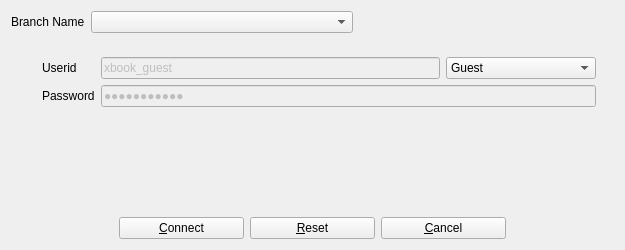
This is UI/biblioteq_branch_s.ui in textbrowser/biblioteq as Qt 5 draws it before an edit. The edited form follows.
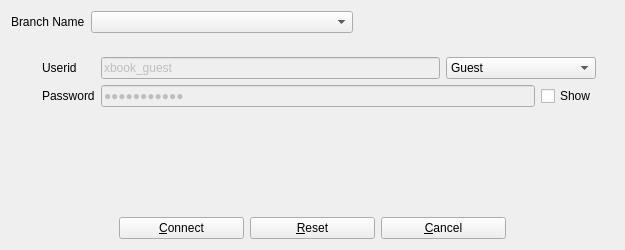
This is the edited form. The open tabs and pages were chosen to show the change. Icons and pictures are not drawn.

Commit message: Show password.

What changed in the file:
```diff
--- a/UI/biblioteq_branch_s.ui
+++ b/UI/biblioteq_branch_s.ui
@@ -184,6 +184,8 @@
            </widget>
           </item>
           <item row="1" column="2">
+           <layout class="QHBoxLayout" name="horizontalLayout">
+            <item>
            <widget class="QLineEdit" name="password">
             <property name="enabled">
              <bool>false</bool>
@@ -199,6 +201,15 @@
             </property>
            </widget>
           </item>
+            <item>
+             <widget class="QCheckBox" name="show_password">
+              <property name="text">
+               <string>Show</string>
+              </property>
+             </widget>
+            </item>
+           </layout>
+          </item>
          </layout>
         </widget>
        </item>
```
Left out of the diff: 1 changed line with no effect on the pictures. Lines whose indentation alone changed are shown as unchanged. The commit also changes 4 other files.
